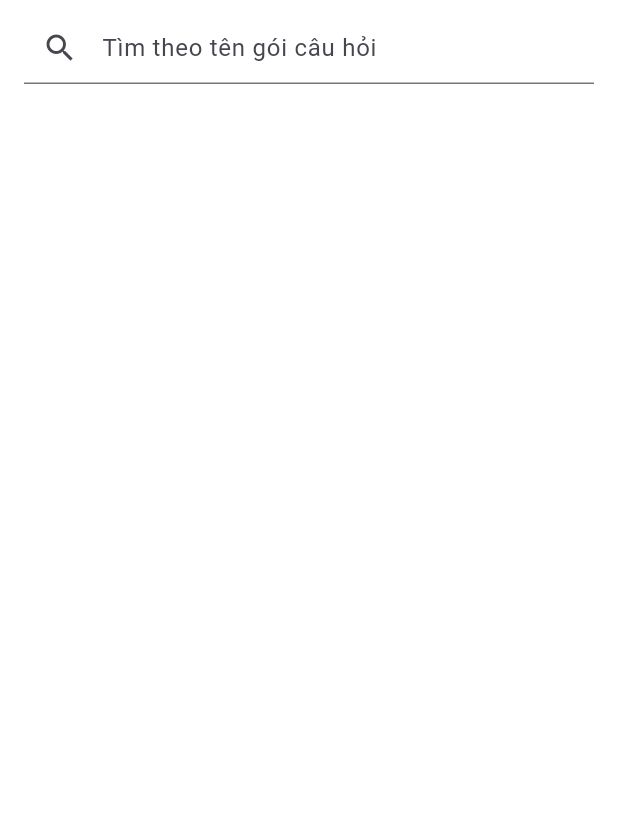
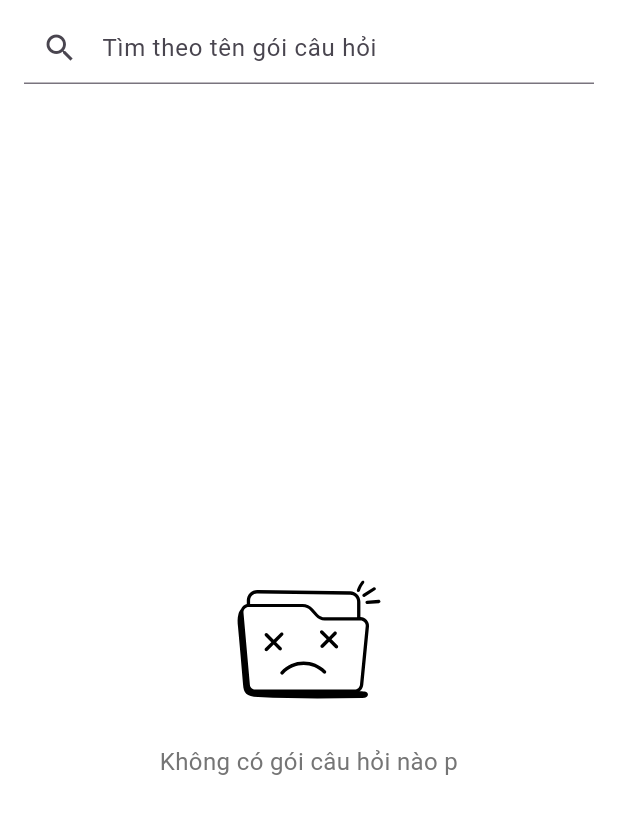
Before and after one commit to duce64/quanlycauhoi1, a Flutter app: the HomesScreen screen opened directly, on a phone screen of 412 x 824 dp. Shown: the top 814 px of the screen. Run offline on Flutter 3.47's test engine with Material 3 defaults, Android fonts, the phone set to English and light mode, and no system bars; our stand-ins replace awesome_dialog, dio, equatable, fl_chart, flutter_bloc, flutter_svg and 10 more; missing offline and left inert: dart:html, encrypt; accounts and stored records are empty; network calls fail; project files that could hold a hidden picture were left out.

Commit message:
update
update

```diff
--- a/lib/configdomain.dart
+++ b/lib/configdomain.dart
@@ -1,5 +1,6 @@
 class AppConstants {
-  static const String baseUrl = 'https://nodejs-u3zp.onrender.com';
+  // static const String baseUrl = 'https://nodejs-u3zp.onrender.com';
+    static const String baseUrl = 'http://192.168.1.105:3000';
   //http://192.168.52.91:3000/
   //https://nodejs-u3zp.onrender.com
 }
--- a/lib/model/categories.dart
+++ b/lib/model/categories.dart
@@ -1,15 +1,15 @@
 class Category {
   final int id;
   final String name;
-  final String image;
+  // final String image;
 
-  Category({required this.id, required this.name, required this.image});
+  Category({required this.id, required this.name});
 
   factory Category.fromJson(Map<String, dynamic> json) {
     return Category(
       id: json['idCategory'],
       name: json['name'],
-      image: json['image'],
+      // image: json['image'],
     );
   }
 }
--- a/lib/screen/homes_screen.dart
+++ b/lib/screen/homes_screen.dart
@@ -3,6 +3,7 @@ import 'package:flutter/material.dart';
 import 'package:flutterquiz/configdomain.dart';
 import 'package:flutterquiz/model/categories.dart';
 import 'package:flutterquiz/model/question_package.dart';
+import 'package:flutterquiz/screen/widgets/empty.dart';
 import 'package:flutterquiz/util/constant.dart';
 import 'package:flutterquiz/util/router_path.dart';
 import 'package:http/http.dart' as http;
@@ -166,6 +167,11 @@ class _ManageQuestionScreenState extends State<HomesScreen> {
           Expanded(
             child: _isLoading
                 ? const Center(child: CircularProgressIndicator())
+                : _filteredCategories().length==0?
+                EmptyStateWidget(
+                    svgPath: 'assets/empty.svg',
+                    message: 'Không có gói câu hỏi nào p',
+                  )
                 : ListView.separated(
                     padding: const EdgeInsets.symmetric(horizontal: 16),
                     itemCount: _filteredCategories().length,
--- /dev/null
+++ b/lib/screen/widgets/empty.dart
@@ -0,0 +1,38 @@
+import 'package:flutter/material.dart';
+import 'package:flutter_svg/flutter_svg.dart';
+
+class EmptyStateWidget extends StatelessWidget {
+  final String svgPath;
+  final String message;
+
+  const EmptyStateWidget({
+    Key? key,
+    required this.svgPath,
+    required this.message,
+  }) : super(key: key);
+
+  @override
+  Widget build(BuildContext context) {
+    return Center(
+      child: Column(
+        mainAxisAlignment: MainAxisAlignment.center,
+        children: [
+          SvgPicture.asset(
+            svgPath,
+            width: 100,
+            height: 100,
+          ),
+          const SizedBox(height: 20),
+          Text(
+            message,
+            textAlign: TextAlign.center,
+            style: TextStyle(
+              fontSize: 16,
+              color: Colors.grey[600],
+            ),
+          ),
+        ],
+      ),
+    );
+  }
+}
```
Also changed, not shown: lib/screen/ExamResultScreenUser.dart (+19 -2 lines), lib/screen/admin/AdminExamResultScreen.dart (+11 -3 lines), lib/screen/admin/category_admin_screen.dart (+74 -74 lines), lib/screen/admin/edit_category_screen.dart (+80 -80 lines), lib/screen/admin/ongoing_test_screen.dart (+16 -1 lines), lib/screen/quiz_screens.dart (+101 -0 lines), assets/empty.svg (added), 7 other files.
